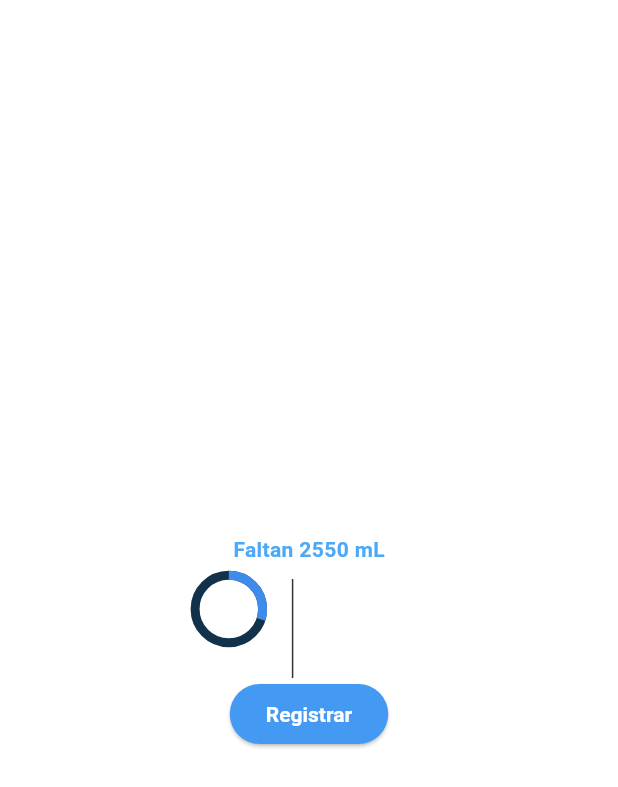
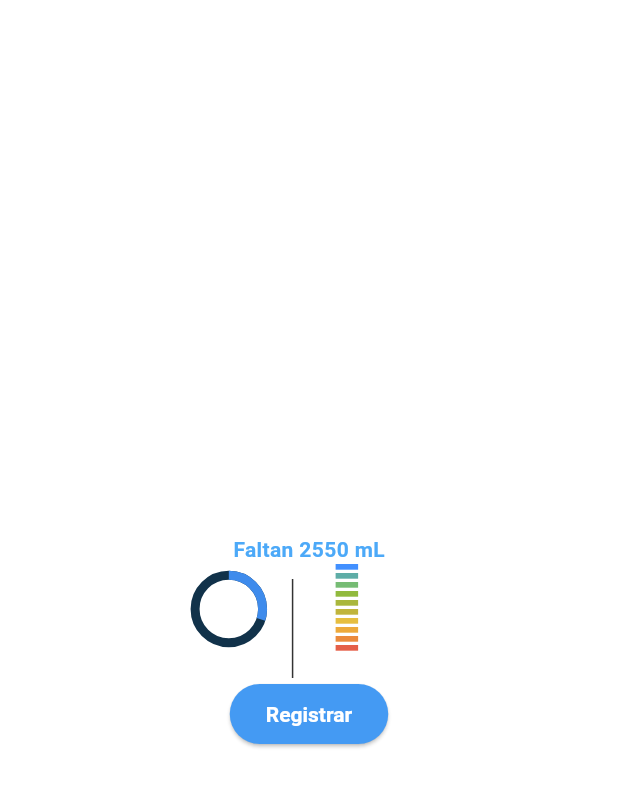
Before and after one commit to gnievap/water_counter_wear_app, a Flutter app: the screen it shows after launch, on a phone screen of 412 x 824 dp. Shown: the top 787 px of the screen. Run offline on Flutter 3.47's test engine with Material 2 defaults, Android fonts, the phone set to English and light mode, and no system bars.

Commit message:
Colores de IntervalProgressBar

```diff
--- /dev/null
+++ b/lib/assets/interval_progress_bar.dart
@@ -0,0 +1,91 @@
+
+import 'package:flutter/material.dart';
+
+class IntervalProgressBar extends StatefulWidget {
+  const IntervalProgressBar({Key? key}) : super(key: key);
+
+  @override
+  State<IntervalProgressBar> createState() =>
+  _IntervalProgressBarState();
+}
+
+class _IntervalProgressBarState extends
+State<IntervalProgressBar> {
+  @override
+  Widget build(BuildContext context) {
+    return Row(
+      children: [
+        _bar(),
+        _label(),
+      ],
+    );
+  }
+
+  Widget _bar(){
+    // dark colors
+
+
+    // bright colors
+    // 66, 144, 255
+    // 94, 173, 167
+    // 118, 188, 116
+    // 145, 186, 62
+    // 169, 183, 60
+    // 192, 181, 60
+    // 230, 190, 64
+    // 237, 169, 59
+    // 235, 138, 60
+    // 229, 95, 72
+
+    return Column(
+      children: [
+        _interval(customColor: const Color.fromARGB(255, 66, 144, 255)),
+        _separator(),
+        _interval(customColor: const Color.fromARGB(255, 94, 173, 167)),
+        _separator(),
+        _interval(customColor: const Color.fromARGB(255, 118, 188, 116)),
+        _separator(),
+        _interval(customColor: const Color.fromARGB(255, 145, 186, 62)),
+        _separator(),
+        _interval(customColor: const Color.fromARGB(255, 169, 183, 60)),
+        _separator(),
+        _interval(customColor: const Color.fromARGB(255, 192, 181, 60)),
+        _separator(),
+        _interval(customColor: const Color.fromARGB(255, 230, 190, 64)),
+        _separator(),
+        _interval(customColor: const Color.fromARGB(255, 237, 169, 59)),
+        _separator(),
+        _interval(customColor: const Color.fromARGB(255, 235, 138, 60)),
+        _separator(),
+        _interval(customColor: const Color.fromARGB(255, 229, 95, 72)),
+      ],
+    );
+  }
+
+  Widget _interval({required Color customColor}){
+    return  SizedBox(
+      width: 15.0,
+      height: 3.8,
+      child: DecoratedBox(
+        decoration: BoxDecoration(
+          color: customColor,
+        )
+        ),
+    );
+  }
+
+  Widget _separator(){
+    return const SizedBox(
+          height: 2.2,
+        );
+  }
+
+
+  Widget _label() {
+    return Text(
+      '1.0',
+      style: Theme.of(context).textTheme.headlineSmall,
+    );
+  }
+
+}
--- a/lib/screens/interval_progress_bar.dart
+++ /dev/null
@@ -1,23 +0,0 @@
-
-import 'package:flutter/material.dart';
-
-class IntervalProgressBar extends StatefulWidget {
-  const IntervalProgressBar({Key? key}) : super(key: key);
-
-  @override
-  State<IntervalProgressBar> createState() => _IntervalProgressBarState();
-}
-
-class _IntervalProgressBarState extends State<IntervalProgressBar> {
-  @override
-  Widget build(BuildContext context) {
-    return const Column(
-      children: [
-
-      ],
-
-    );
-  }
-
-
-}
--- a/lib/screens/start_screen.dart
+++ b/lib/screens/start_screen.dart
@@ -1,6 +1,8 @@
 import 'package:flutter/material.dart';
 
-import '../assets/custom_theme.dart';
+import '../assets/interval_progress_bar.dart';
+
+//import '../assets/custom_theme.dart';
 
 class StartScreen extends StatefulWidget {
   const StartScreen({super.key});
@@ -75,7 +77,7 @@ class _StartScreenState extends State<StartScreen> {
   }
 
   Widget _percentage(){
-  final customColors = Theme.of(context).extension<CustomTheme>()!;
+  //final customColors = Theme.of(context).extension<CustomTheme>()!;
 
     return Column(
       children: [
@@ -90,8 +92,7 @@ class _StartScreenState extends State<StartScreen> {
                   child: CircularProgressIndicator(
                     strokeWidth: 6,
                     value: 0.3, // entre 0 y 1 3E8BEC 11324A
-                    color: customColors.blueTheme,
-                    //color: Color.fromARGB(255, 62, 139, 236),
+                    color: Color.fromARGB(255, 62, 139, 236),
                     backgroundColor: Color.fromARGB(255, 17, 50, 74),
                   ),
                 ),
@@ -120,17 +121,7 @@ class _StartScreenState extends State<StartScreen> {
     );
   }
 
-Widget _hydration(){
-  return Column(
-    children: [
-      _intervalBar(),
-      Text(
-            'Hidratación',
-            style: Theme.of(context).textTheme.bodySmall,
-      ),
-    ],
-  );
-}
+
 
 Widget _smallDivider(){
   return const VerticalDivider(
@@ -141,16 +132,31 @@ Widget _smallDivider(){
       endIndent: 0,
     );
 }
-Widget _intervalBar(){
-  return Row(
-    children: [
 
+  Widget _hydration(){
+    return Column(
+      children: [
+        const IntervalProgressBar(),
+        //_intervalBar(),
         Text(
-            '0.0',
-            style: Theme.of(context).textTheme.bodySmall,
+          'Hidratación',
+          style: Theme.of(context).textTheme.bodySmall,
         ),
-    ],
-  );
-}
+      ],
+    );
+  }
+
+
+// Widget _intervalBar(){
+//   return Row(
+//     children: [
+
+//         Text(
+//             '0.0',
+//             style: Theme.of(context).textTheme.bodySmall,
+//         ),
+//     ],
+//   );
+// }
 
 }
```
